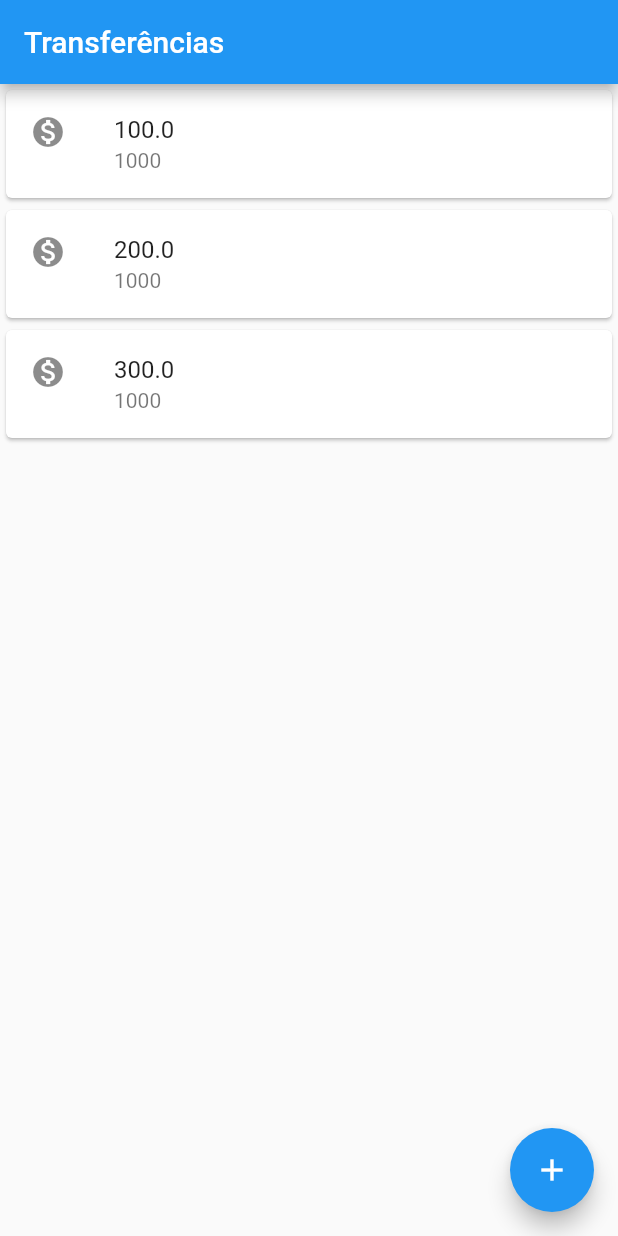
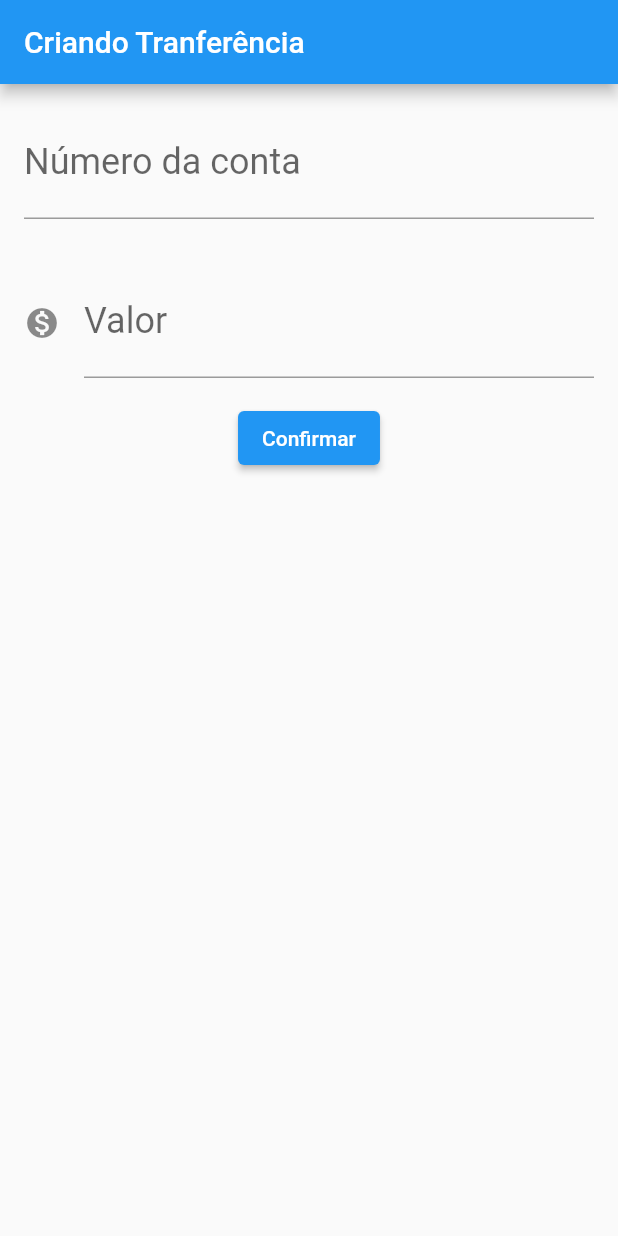
Before and after one commit to enailecr/bytebank, a Flutter app: the screen it shows after launch, on a phone screen of 412 x 824 dp. Run offline on Flutter 3.47's test engine with Material 2 defaults, Android fonts, the phone set to English and light mode, and no system bars.

Commit message:
Using textfields and buttons

```diff
--- a/lib/main.dart
+++ b/lib/main.dart
@@ -1,31 +1,100 @@
 import 'package:flutter/material.dart';
 
 void main() {
-  runApp(
-    MaterialApp(
+  runApp(BytebanckApp());
+}
+
+class BytebanckApp extends StatelessWidget {
+  @override
+  Widget build(BuildContext context) {
+    return MaterialApp(
       home: Scaffold(
-        body: ListaTransferencia(),
-        appBar: AppBar(
-          title: Text('Transferências'),
-        ),
-        floatingActionButton: FloatingActionButton(
-          child: Icon(Icons.add),
-          onPressed: () => {},
-        ),
+        body: FormularioTransferencia(),
       ),
-    ),
-  );
+    );
+  }
+}
+
+class FormularioTransferencia extends StatelessWidget {
+  final TextEditingController _controladorCampoNumeroConta = TextEditingController();
+  final TextEditingController _controladorCampoValor = TextEditingController();
+
+
+  @override
+  Widget build(BuildContext context) {
+    return Scaffold(
+      appBar: AppBar(
+        title: Text('Criando Tranferência'),
+      ),
+      body: Column(
+        children: [
+          Padding(
+            padding: const EdgeInsets.all(16.0),
+            child: TextField(
+              controller: _controladorCampoNumeroConta,
+              style: TextStyle(
+                fontSize: 24.0,
+              ),
+              decoration: InputDecoration(
+                labelText: 'Número da conta',
+                hintText: '0000'
+              ),
+              keyboardType: TextInputType.number,
+            ),
+          ),
+          Padding(
+            padding: const EdgeInsets.all(16.0),
+            child: TextField(
+              controller: _controladorCampoValor,
+              style: TextStyle(
+                fontSize: 24.0,
+              ),
+              decoration: InputDecoration(
+                icon: Icon(Icons.monetization_on),
+                labelText: 'Valor',
+                hintText: '0.00'
+              ),
+              keyboardType: TextInputType.number,
+            ),
+          ),
+          ElevatedButton(
+            onPressed: ()  {
+              debugPrint('hello?');
+              final int? numeroConta = int.tryParse(_controladorCampoNumeroConta.text);
+              final double? valor = double.tryParse(_controladorCampoValor.text);
+              debugPrint(numeroConta.toString());
+              debugPrint(valor.toString());
+              if (numeroConta != null && valor != null) {
+                final transferenciaCriada = Transferencia(valor, numeroConta);
+                debugPrint('$transferenciaCriada');
+              }
+            },
+            child: Text('Confirmar')
+          )
+        ],
+      )
+    );
+  }
 }
 
 class ListaTransferencia extends StatelessWidget {
   @override
   Widget build(BuildContext context) {
-    return Column(
-      children: [
-        ItemTransferencia(Transferencia(100,1000)),
-        ItemTransferencia(Transferencia(200,1000)),
-        ItemTransferencia(Transferencia(300,1000)),
-      ],
+    return Scaffold(
+      appBar: AppBar(
+        title: Text('Transferências'),
+      ),
+      body: Column(
+        children: [
+          ItemTransferencia(Transferencia(100, 1000)),
+          ItemTransferencia(Transferencia(200, 1000)),
+          ItemTransferencia(Transferencia(300, 1000)),
+        ],
+      ),
+      floatingActionButton: FloatingActionButton(
+        child: Icon(Icons.add),
+        onPressed: () => {},
+      ),
     );
   }
 }
@@ -52,4 +121,9 @@ class Transferencia {
   final int numeroConta;
 
   Transferencia(this.valor, this.numeroConta);
+
+  @override
+  String toString() {
+    return 'Transferencia{valor: $valor, numeroConta: $numeroConta}';
+  }
 }
```
